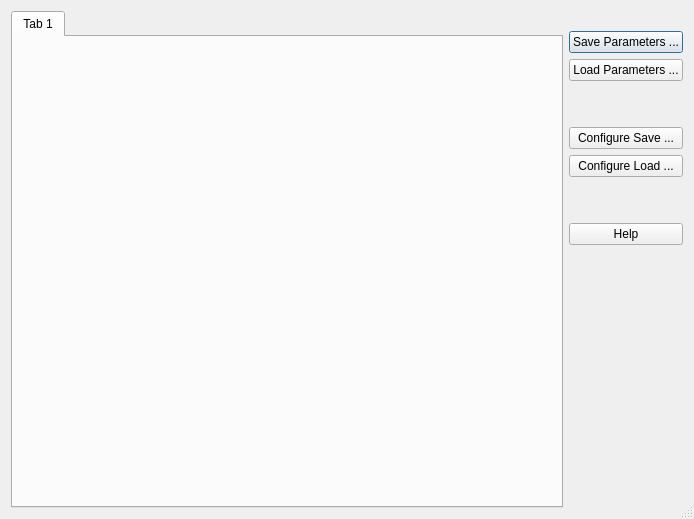
Qt form src/core/Operator/OperatorQt/ConfigWindow.ui (kaysoky/NeuralSystemsBCI2000) before a commit.
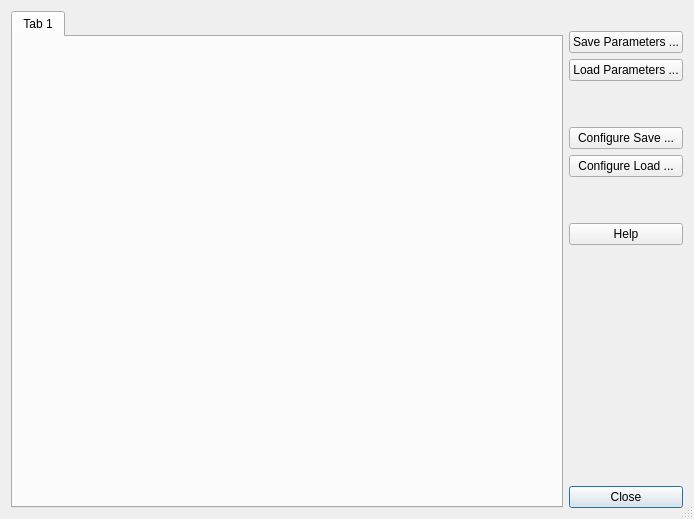
The same form after that commit.

```diff
--- a/src/core/Operator/OperatorQt/ConfigWindow.ui
+++ b/src/core/Operator/OperatorQt/ConfigWindow.ui
@@ -175,6 +175,19 @@
        </property>
       </spacer>
      </item>
+     <item>
+      <widget class="QPushButton" name="bClose">
+       <property name="text">
+        <string>Close</string>
+       </property>
+       <property name="autoDefault">
+        <bool>false</bool>
+       </property>
+       <property name="default">
+        <bool>true</bool>
+       </property>
+      </widget>
+     </item>
     </layout>
    </item>
   </layout>
```
